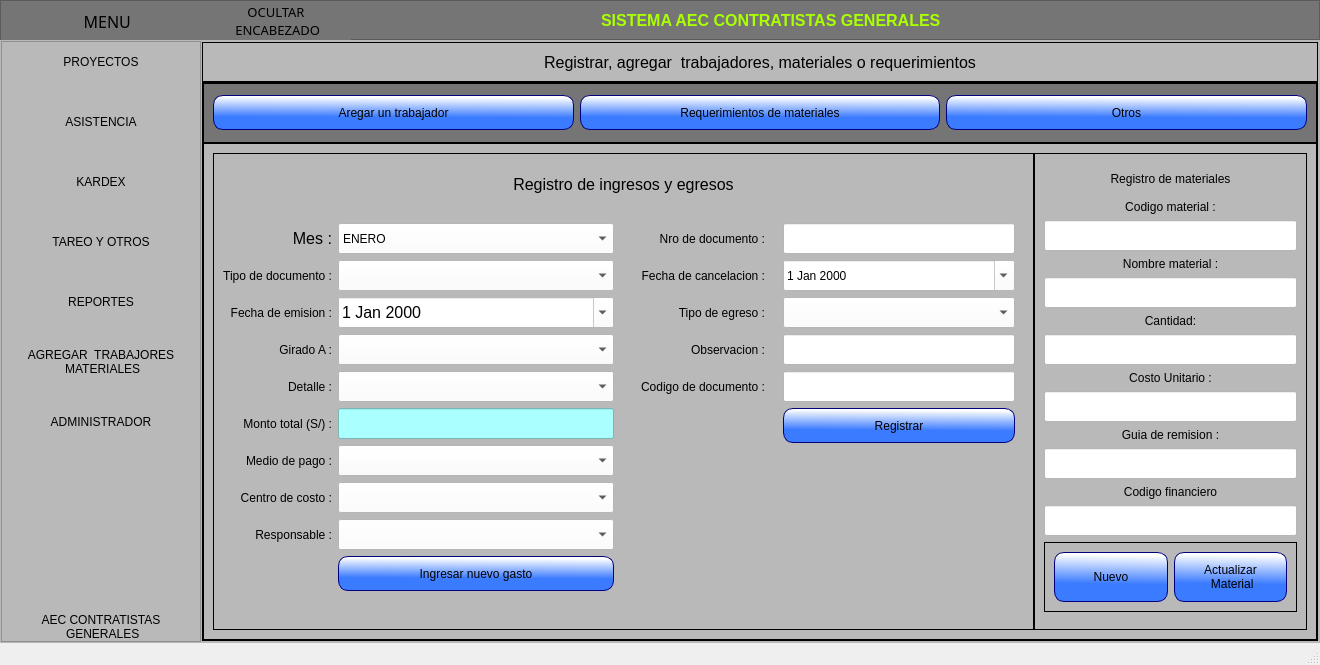
First picture: the form in ui_files/menu.ui, repository Romehe369/aec_contrastistas_g, before the edit.
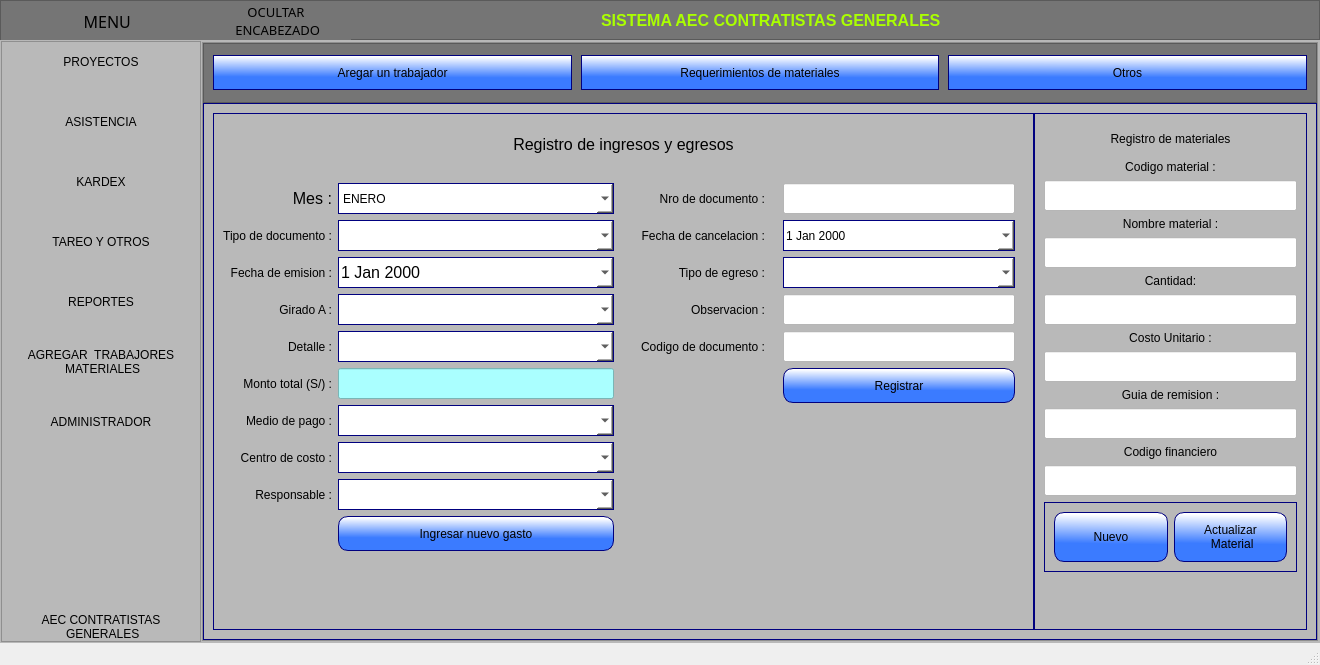
Second picture: the form after the edit. Icons and pictures are not drawn.

Patch:
```diff
--- a/ui_files/menu.ui
+++ b/ui_files/menu.ui
@@ -1237,9 +1237,6 @@
 QLabel{
 border: none;
 }
-QFrame{
-border:1px solid #000000;
-}
 QLabel{
 border: none;
 font: 12pt &quot;MS Shell Dlg 2&quot;;
@@ -1249,6 +1246,18 @@
 }
 QComboBox{
 font: 75 12pt &quot;MS Shell Dlg 2&quot;;
+border: 1px solid rgb(0, 0, 127);
+border-radius:0px;
+}
+QComboBox.showPopup{
+font: 75 12pt &quot;MS Shell Dlg 2&quot;;
+border: 1px solid rgb(0, 0, 127);
+border-radius:0px;
+}
+QDateEdit{
+font: 75 12pt &quot;MS Shell Dlg 2&quot;;
+border: 1px solid rgb(0, 0, 127);
+border-radius:0px;
 }</string>
              </property>
              <layout class="QVBoxLayout" name="verticalLayout_4" stretch="1,11">
@@ -1267,61 +1276,6 @@
               <property name="bottomMargin">
                <number>0</number>
               </property>
-              <item>
-               <widget class="QFrame" name="frame_registro">
-                <property name="maximumSize">
-                 <size>
-                  <width>16777215</width>
-                  <height>40</height>
-                 </size>
-                </property>
-                <property name="frameShape">
-                 <enum>QFrame::StyledPanel</enum>
-                </property>
-                <property name="frameShadow">
-                 <enum>QFrame::Raised</enum>
-                </property>
-                <property name="lineWidth">
-                 <number>1</number>
-                </property>
-                <layout class="QVBoxLayout" name="verticalLayout_16">
-                 <property name="spacing">
-                  <number>0</number>
-                 </property>
-                 <property name="leftMargin">
-                  <number>0</number>
-                 </property>
-                 <property name="topMargin">
-                  <number>0</number>
-                 </property>
-                 <property name="rightMargin">
-                  <number>0</number>
-                 </property>
-                 <property name="bottomMargin">
-                  <number>0</number>
-                 </property>
-                 <item>
-                  <widget class="QLabel" name="label_4">
-                   <property name="font">
-                    <font>
-                     <family>MS Shell Dlg 2</family>
-                     <pointsize>12</pointsize>
-                     <weight>50</weight>
-                     <italic>false</italic>
-                     <bold>false</bold>
-                    </font>
-                   </property>
-                   <property name="text">
-                    <string>Registrar, agregar  trabajadores, materiales o requerimientos</string>
-                   </property>
-                   <property name="alignment">
-                    <set>Qt::AlignCenter</set>
-                   </property>
-                  </widget>
-                 </item>
-                </layout>
-               </widget>
-              </item>
               <item>
                <widget class="QFrame" name="frame_4">
                 <property name="styleSheet">
@@ -1333,6 +1287,9 @@
                 <property name="frameShadow">
                  <enum>QFrame::Raised</enum>
                 </property>
+                <property name="lineWidth">
+                 <number>0</number>
+                </property>
                 <layout class="QVBoxLayout" name="verticalLayout_13" stretch="1,7">
                  <property name="spacing">
                   <number>0</number>
@@ -1361,9 +1318,15 @@
                     <string notr="true">QFrame{
 	background-color: rgb(117, 117, 117);
 }
-QLabel{
-border: none;
-}</string>
+QPushButton{
+border: 1px solid rgb(0, 0, 127);
+border-radius:0px;
+}
+QPushButton:hover{
+border: 1px solid rgb(0, 0, 127);
+border-radius:0px;
+}
+</string>
                    </property>
                    <property name="frameShape">
                     <enum>QFrame::StyledPanel</enum>
@@ -1372,6 +1335,21 @@
                     <enum>QFrame::Raised</enum>
                    </property>
                    <layout class="QHBoxLayout" name="horizontalLayout_5">
+                    <property name="spacing">
+                     <number>9</number>
+                    </property>
+                    <property name="leftMargin">
+                     <number>9</number>
+                    </property>
+                    <property name="topMargin">
+                     <number>0</number>
+                    </property>
+                    <property name="rightMargin">
+                     <number>9</number>
+                    </property>
+                    <property name="bottomMargin">
+                     <number>0</number>
+                    </property>
                     <item>
                      <widget class="QPushButton" name="btn_agregar_trabajador">
                       <property name="minimumSize">
@@ -1444,7 +1422,10 @@
                  <item>
                   <widget class="QFrame" name="frame_3">
                    <property name="styleSheet">
-                    <string notr="true"/>
+                    <string notr="true">QFrame{
+border: 1px solid rgb(0, 0, 127);
+border-radius:0px;
+}</string>
                    </property>
                    <property name="frameShape">
                     <enum>QFrame::StyledPanel</enum>
@@ -1822,6 +1803,9 @@
                                     <height>31</height>
                                    </size>
                                   </property>
+                                  <property name="styleSheet">
+                                   <string notr="true"/>
+                                  </property>
                                   <item>
                                    <property name="text">
                                     <string>ENERO</string>
@@ -1856,7 +1840,7 @@
                                    <font>
                                     <family>MS Shell Dlg 2</family>
                                     <pointsize>12</pointsize>
-                                    <weight>50</weight>
+                                    <weight>9</weight>
                                     <italic>false</italic>
                                     <bold>false</bold>
                                    </font>
@@ -2249,7 +2233,9 @@
                        </size>
                       </property>
                       <property name="styleSheet">
-                       <string notr="true"/>
+                       <string notr="true">QLabel{
+border: 0px;
+}</string>
                       </property>
                       <property name="frameShape">
                        <enum>QFrame::StyledPanel</enum>
```
Left out of the diff: 56 changed lines with no effect on the pictures.
